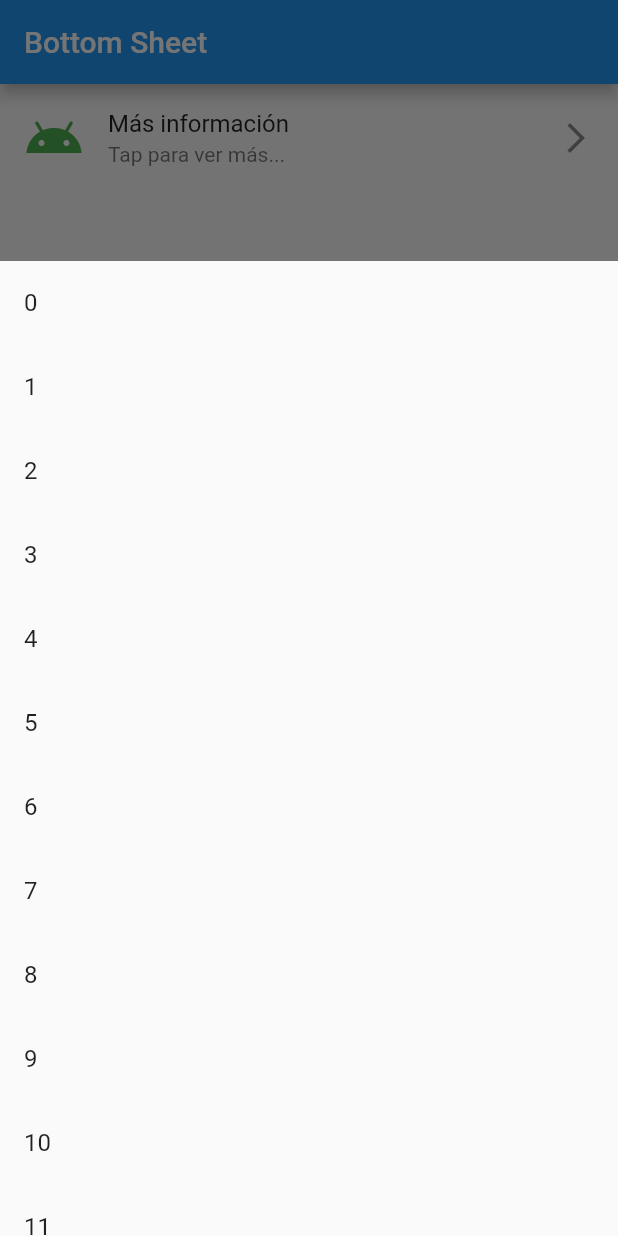
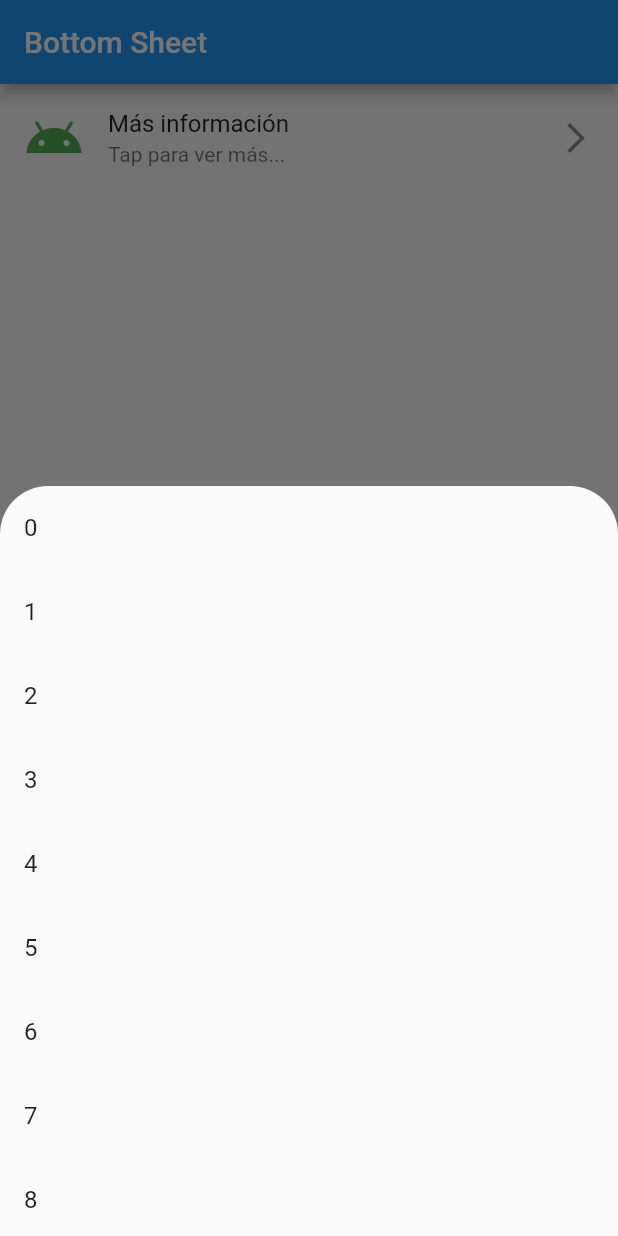
Before and after one commit to miguelherrerad/flutter_showmodal_bottomsheet, a Flutter app: the screen it shows after launch, after a tap on "Más información", on a phone screen of 412 x 824 dp. Run offline on Flutter 3.47's test engine with Material 2 defaults, Android fonts, the phone set to English and light mode, and no system bars.

Commit message:
showModalBottomSheet - shape

```diff
--- a/lib/main.dart
+++ b/lib/main.dart
@@ -50,10 +50,12 @@ class ShowSheet extends StatelessWidget {
 
     showModalBottomSheet(
         isScrollControlled: true,
+        shape: const RoundedRectangleBorder(
+            borderRadius: BorderRadius.vertical(top: Radius.circular(32))),
         context: context,
         builder: (context) {
           return SizedBox(
-            height: 650.0,
+            height: 500.0,
             child: ListView.builder(
               itemCount: myList.length,
               itemBuilder: (_, i) => ListTile(
```
